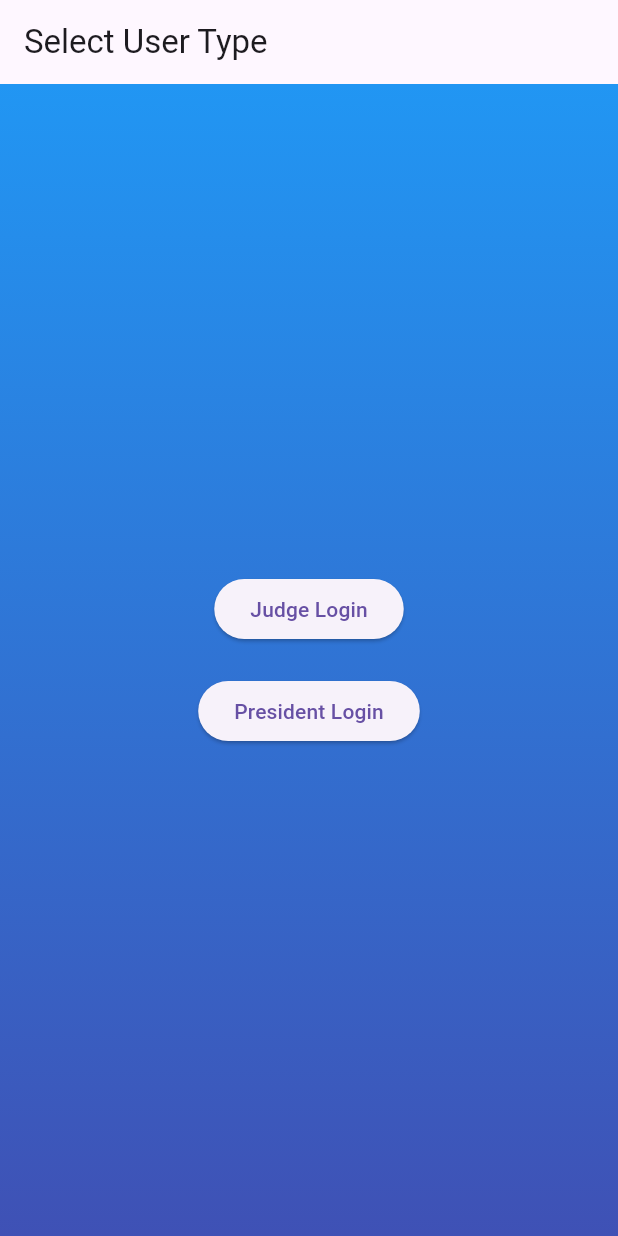
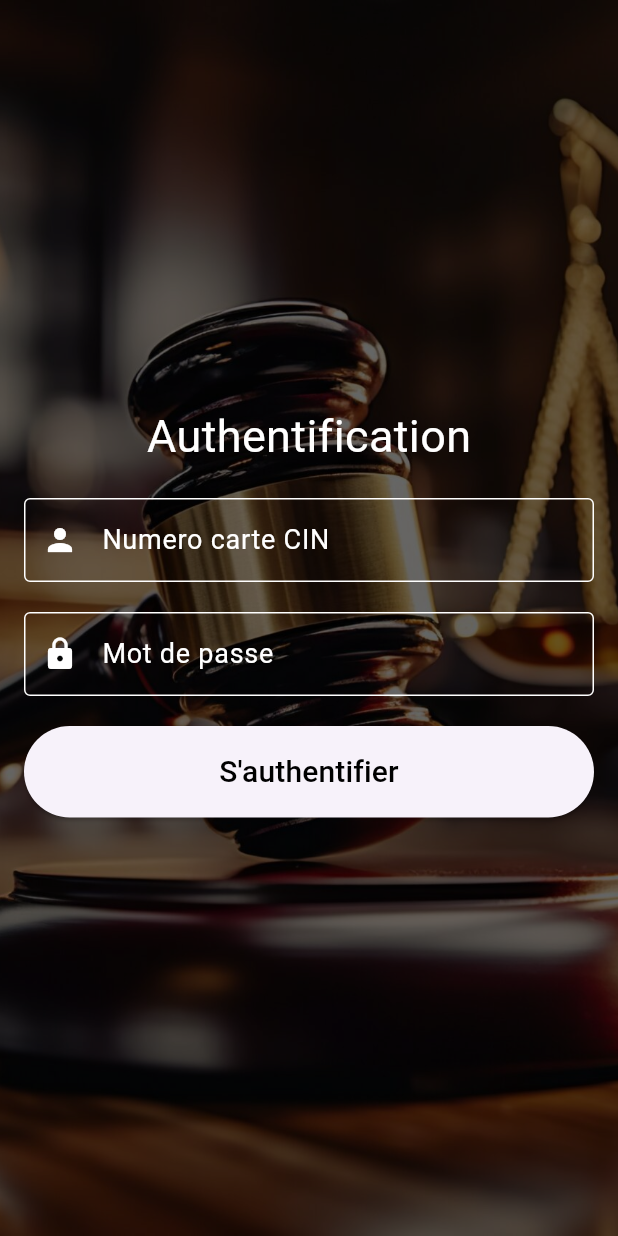
Before and after one commit to mtg-arken/projets_tutores, a Flutter app: the screen it shows after launch, on a phone screen of 412 x 824 dp. Run offline on Flutter 3.47's test engine with Material 3 defaults, Android fonts, the phone set to English and light mode, and no system bars.

Commit message:
creation initiale des interfaces

```diff
--- /dev/null
+++ b/App/lib/Common_Pages/Login_Page.dart
@@ -0,0 +1,120 @@
+import 'package:flutter/material.dart';
+import 'package:http/http.dart' as http;
+
+class LoginPage extends StatelessWidget {
+  void _login() async {
+    String cin = _cinValue.text;
+    String password = _passwordValue.text;
+
+    print('CIN: $cin, Password: $password');
+  }
+
+  final TextEditingController _cinValue = TextEditingController();
+  final TextEditingController _passwordValue = TextEditingController();
+
+  @override
+  Widget build(BuildContext context) {
+    return Scaffold(
+      body: Container(
+        decoration: BoxDecoration(
+          image: DecorationImage(
+            image: AssetImage('assets/images/judge_icon.jpg'),
+            fit: BoxFit.cover,
+          ),
+        ),
+        child: Container(
+          color: Colors.black.withOpacity(0.6),
+          child: Padding(
+            padding: const EdgeInsets.all(16.0),
+            child: Column(
+              mainAxisAlignment: MainAxisAlignment.center,
+              children: [
+                Text(
+                  'Authentification',
+                  style: TextStyle(
+                    color: Colors.white,
+                    fontSize: 30,
+                  ),
+                ),
+                SizedBox(height: 20),
+                Form(
+                  child: Column(
+                    children: [
+                      TextFormField(
+                        controller: _cinValue,
+                        style: TextStyle(
+                          color: Colors.white,
+                          fontSize: 16,
+                        ),
+                        decoration: InputDecoration(
+                          labelText: 'Numero carte CIN',
+                          labelStyle: TextStyle(
+                            color: Colors.white,
+                            fontSize: 18,
+                          ),
+                          prefixIcon: Icon(
+                            Icons.person,
+                            color: Colors.white,
+                          ),
+                          enabledBorder: OutlineInputBorder(
+                            borderSide: BorderSide(color: Colors.white),
+                          ),
+                          focusedBorder: OutlineInputBorder(
+                            borderSide: BorderSide(color: Colors.white),
+                          ),
+                        ),
+                        cursorColor: Colors.white,
+                      ),
+                      SizedBox(height: 20),
+                      TextFormField(
+                        controller: _passwordValue,
+                        style: TextStyle(
+                          color: Colors.white,
+                          fontSize: 16,
+                        ),
+                        decoration: InputDecoration(
+                          labelText: 'Mot de passe',
+                          labelStyle: TextStyle(
+                            color: Colors.white,
+                            fontSize: 18,
+                          ),
+                          prefixIcon: Icon(
+                            Icons.lock,
+                            color: Colors.white,
+                          ),
+                          enabledBorder: OutlineInputBorder(
+                            borderSide: BorderSide(color: Colors.white),
+                          ),
+                          focusedBorder: OutlineInputBorder(
+                            borderSide: BorderSide(color: Colors.white),
+                          ),
+                        ),
+                        cursorColor: Colors.white,
+                        obscureText: true,
+                      ),
+                    ],
+                  ),
+                ),
+                SizedBox(height: 20),
+                SizedBox(
+                  width: double.infinity,
+                  child: ElevatedButton(
+                    onPressed: _login, // Call the _login function
+                    style: ElevatedButton.styleFrom(
+                      padding: EdgeInsets.all(16),
+                    ),
+                    child: Text(
+                      "S'authentifier",
+                      style: TextStyle(color: Colors.black, fontSize: 20),
+                    ),
+                  ),
+                ),
+                SizedBox(height: 10),
+              ],
+            ),
+          ),
+        ),
+      ),
+    );
+  }
+}
--- a/App/lib/main.dart
+++ b/App/lib/main.dart
@@ -1,5 +1,6 @@
 import 'package:flutter/material.dart';
-import 'user_type_selection.dart';
+//import 'user_type_selection.dart';
+import 'Common_Pages/login_Page.dart';
 
 void main() {
   runApp(MyApp());
@@ -13,7 +14,7 @@ class MyApp extends StatelessWidget {
       theme: ThemeData(
         primarySwatch: Colors.blue,
       ),
-      home: UserTypeSelectionPage(),
+      home: LoginPage(),
       debugShowCheckedModeBanner: false,
     );
   }
--- a/App/lib/user_type_selection.dart
+++ b/App/lib/user_type_selection.dart
@@ -1,5 +1,5 @@
-import 'package:flutter/material.dart';
-import 'judge_login.dart' as judge;
+/*import 'package:flutter/material.dart';
+import 'Common_Pages/Login_Page.dart' as judge;
 import 'president_login.dart' as president;
 
 class UserTypeSelectionPage extends StatelessWidget {
@@ -21,7 +21,7 @@ class UserTypeSelectionPage extends StatelessWidget {
           child: Column(
             mainAxisAlignment: MainAxisAlignment.center,
             children: [
-              _buildLoginButton(context, 'Judge Login', judge.JudgeLoginPage()),
+              _buildLoginButton(context, 'Judge Login', judge.LoginPage()),
               SizedBox(height: 20),
               _buildLoginButton(
                   context, 'President Login', president.PresidentLoginPage()),
@@ -44,3 +44,4 @@ class UserTypeSelectionPage extends StatelessWidget {
     );
   }
 }
+*/
```
Also changed, not shown: App/lib/Common_Pages/common_app_bar.dart (added, +59 -0 lines), App/lib/Juje/accuil_juge.dart (added, +18 -0 lines), App/lib/President_Jury/accuil_president.dart (added, +18 -0 lines), App/lib/judge_login.dart (deleted, +0 -69 lines), App/lib/president_login.dart (deleted, +0 -69 lines), App/pubspec.yaml (+5 -4 lines), App/assets/images/ecorp.png (added), App/assets/images/judge_icon.jpg (added), App/assets/images/login_avatar_head.png (added), App/assets/images/president_icon.png (added), App/lib/Juje/Detail_Dossier.dart (added), App/lib/President_Jury/Create_Dossier.dart (added), App/lib/President_Jury/List_Dossiers.dart (added), App/lib/President_Jury/List_Judge.dart (added), 1 more files, 1 other file.
